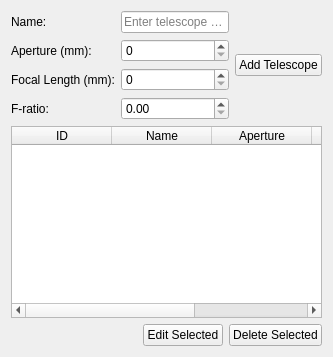
Old version of the form telescope_tab.ui in the repository prookyon/MonoObsLog.
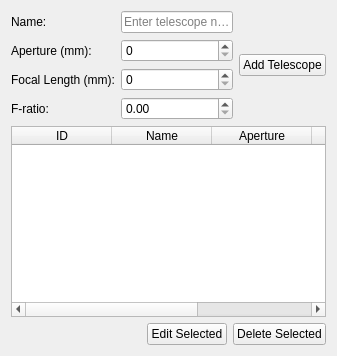
New version of the form.

Commit message: Proper sorting in several tables

The edit to the form file:
```diff
--- a/telescope_tab.ui
+++ b/telescope_tab.ui
@@ -2,6 +2,14 @@
 <ui version="4.0">
  <class>TelescopeTab</class>
  <widget class="QWidget" name="TelescopeTab">
+  <property name="geometry">
+   <rect>
+    <x>0</x>
+    <y>0</y>
+    <width>337</width>
+    <height>356</height>
+   </rect>
+  </property>
   <layout class="QVBoxLayout" name="verticalLayout">
    <item>
     <layout class="QGridLayout" name="gridLayout">
@@ -90,6 +98,15 @@
      <property name="alternatingRowColors">
       <bool>true</bool>
      </property>
+     <property name="selectionMode">
+      <enum>QAbstractItemView::SelectionMode::SingleSelection</enum>
+     </property>
+     <property name="selectionBehavior">
+      <enum>QAbstractItemView::SelectionBehavior::SelectRows</enum>
+     </property>
+     <property name="sortingEnabled">
+      <bool>true</bool>
+     </property>
      <column>
       <property name="text">
        <string>ID</string>
```
Left out of the diff: 10 changed lines with no effect on the pictures. The commit also changes 6 other files.
